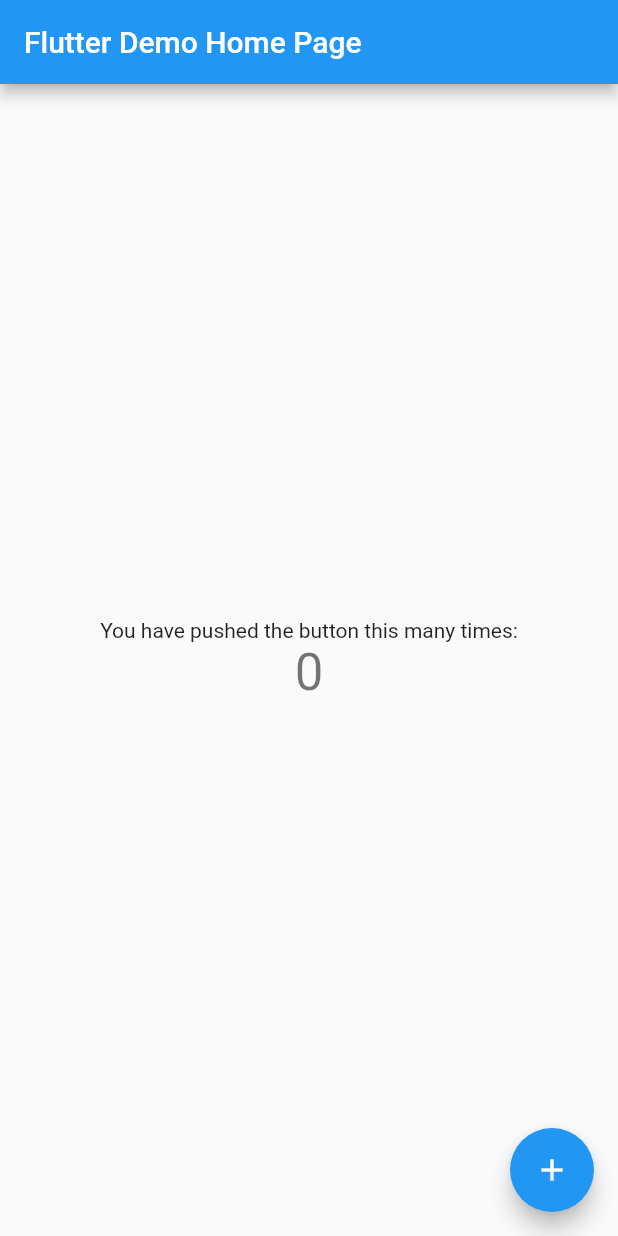
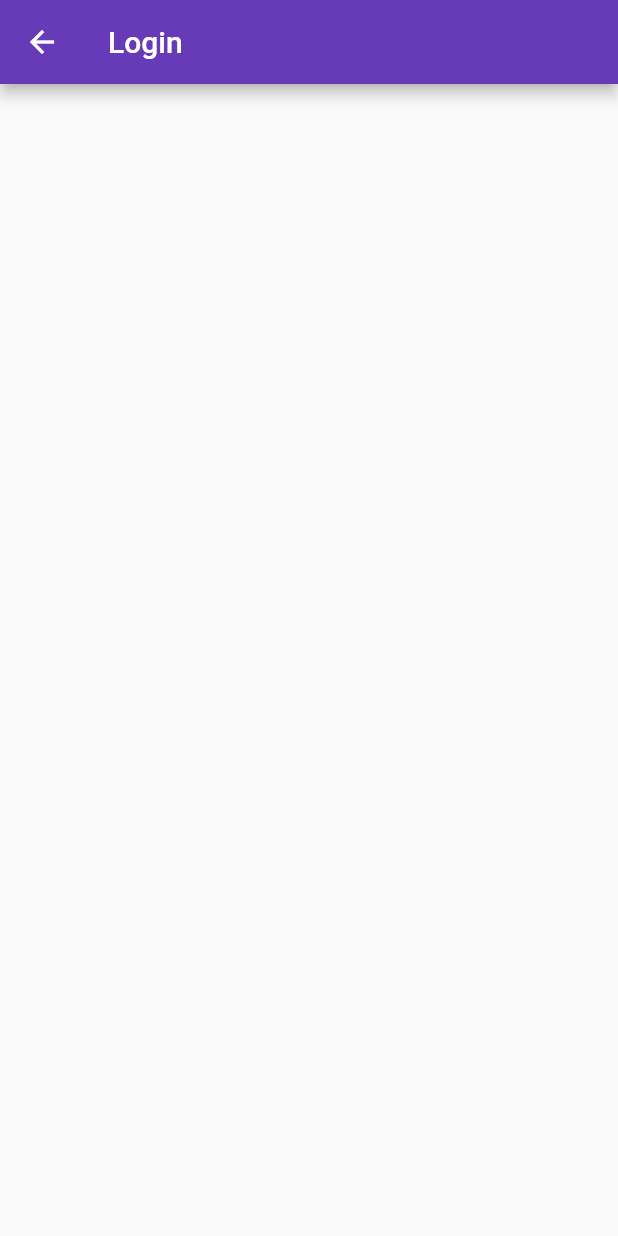
Before and after one commit to Lycanwave/To-Do-App, a Flutter app: the screen it shows after launch, on a phone screen of 412 x 824 dp. Run offline on Flutter 3.47's test engine with Material 2 defaults, Android fonts, the phone set to English and light mode, and no system bars; our stand-ins replace firebase_core; accounts and stored records are empty.

Commit message:
Changed Title

```diff
--- a/lib/main.dart
+++ b/lib/main.dart
@@ -1,115 +1,22 @@
+import 'package:firebase/ui/splash_screen.dart';
 import 'package:flutter/material.dart';
+import 'package:firebase_core/firebase_core.dart';
 
-void main() {
+void main() async {
+  WidgetsFlutterBinding.ensureInitialized();
+  await Firebase.initializeApp();
   runApp(const MyApp());
 }
 
 class MyApp extends StatelessWidget {
   const MyApp({Key? key}) : super(key: key);
 
-  // This widget is the root of your application.
   @override
   Widget build(BuildContext context) {
     return MaterialApp(
       title: 'Flutter Demo',
-      theme: ThemeData(
-        // This is the theme of your application.
-        //
-        // Try running your application with "flutter run". You'll see the
-        // application has a blue toolbar. Then, without quitting the app, try
-        // changing the primarySwatch below to Colors.green and then invoke
-        // "hot reload" (press "r" in the console where you ran "flutter run",
-        // or simply save your changes to "hot reload" in a Flutter IDE).
-        // Notice that the counter didn't reset back to zero; the application
-        // is not restarted.
-        primarySwatch: Colors.blue,
-      ),
-      home: const MyHomePage(title: 'Flutter Demo Home Page'),
+      theme: ThemeData(primarySwatch: Colors.deepPurple),
+      home: SplashScreen(),
     );
   }
 }
-
-class MyHomePage extends StatefulWidget {
-  const MyHomePage({Key? key, required this.title}) : super(key: key);
-
-  // This widget is the home page of your application. It is stateful, meaning
-  // that it has a State object (defined below) that contains fields that affect
-  // how it looks.
-
-  // This class is the configuration for the state. It holds the values (in this
-  // case the title) provided by the parent (in this case the App widget) and
-  // used by the build method of the State. Fields in a Widget subclass are
-  // always marked "final".
-
-  final String title;
-
-  @override
-  State<MyHomePage> createState() => _MyHomePageState();
-}
-
-class _MyHomePageState extends State<MyHomePage> {
-  int _counter = 0;
-
-  void _incrementCounter() {
-    setState(() {
-      // This call to setState tells the Flutter framework that something has
-      // changed in this State, which causes it to rerun the build method below
-      // so that the display can reflect the updated values. If we changed
-      // _counter without calling setState(), then the build method would not be
-      // called again, and so nothing would appear to happen.
-      _counter++;
-    });
-  }
-
-  @override
-  Widget build(BuildContext context) {
-    // This method is rerun every time setState is called, for instance as done
-    // by the _incrementCounter method above.
-    //
-    // The Flutter framework has been optimized to make rerunning build methods
-    // fast, so that you can just rebuild anything that needs updating rather
-    // than having to individually change instances of widgets.
-    return Scaffold(
-      appBar: AppBar(
-        // Here we take the value from the MyHomePage object that was created by
-        // the App.build method, and use it to set our appbar title.
-        title: Text(widget.title),
-      ),
-      body: Center(
-        // Center is a layout widget. It takes a single child and positions it
-        // in the middle of the parent.
-        child: Column(
-          // Column is also a layout widget. It takes a list of children and
-          // arranges them vertically. By default, it sizes itself to fit its
-          // children horizontally, and tries to be as tall as its parent.
-          //
-          // Invoke "debug painting" (press "p" in the console, choose the
-          // "Toggle Debug Paint" action from the Flutter Inspector in Android
-          // Studio, or the "Toggle Debug Paint" command in Visual Studio Code)
-          // to see the wireframe for each widget.
-          //
-          // Column has various properties to control how it sizes itself and
-          // how it positions its children. Here we use mainAxisAlignment to
-          // center the children vertically; the main axis here is the vertical
-          // axis because Columns are vertical (the cross axis would be
-          // horizontal).
-          mainAxisAlignment: MainAxisAlignment.center,
-          children: <Widget>[
-            const Text(
-              'You have pushed the button this many times:',
-            ),
-            Text(
-              '$_counter',
-              style: Theme.of(context).textTheme.headline4,
-            ),
-          ],
-        ),
-      ),
-      floatingActionButton: FloatingActionButton(
-        onPressed: _incrementCounter,
-        tooltip: 'Increment',
-        child: const Icon(Icons.add),
-      ), // This trailing comma makes auto-formatting nicer for build methods.
-    );
-  }
-}
--- /dev/null
+++ b/lib/ui/auth/login_screen.dart
@@ -0,0 +1,22 @@
+import 'package:flutter/material.dart';
+
+class LoginScreen extends StatefulWidget {
+  const LoginScreen({Key? key}) : super(key: key);
+
+  @override
+  State<LoginScreen> createState() => _LoginScreenState();
+}
+
+class _LoginScreenState extends State<LoginScreen> {
+  @override
+  Widget build(BuildContext context) {
+    return Scaffold(
+      appBar: AppBar(
+        title: Text('Login'),
+      ),
+      body: Column(
+        children: [],
+      ),
+    );
+  }
+}
--- a/pubspec.yaml
+++ b/pubspec.yaml
@@ -34,6 +34,11 @@ dependencies:
   # The following adds the Cupertino Icons font to your application.
   # Use with the CupertinoIcons class for iOS style icons.
   cupertino_icons: ^1.0.2
+  firebase_core: ^1.21.1
+  firebase_auth: ^3.4.2
+  firebase_storage: ^10.3.7
+  fluttertoast: ^8.0.9
+  cloud_firestore: ^3.4.6
 
 dev_dependencies:
   flutter_test:
```
Also changed, not shown: lib/firebase_services/splash_services.dart (added, +15 -0 lines), lib/ui/splash_screen.dart (added, +28 -0 lines), pubspec.lock, 3 other files.
